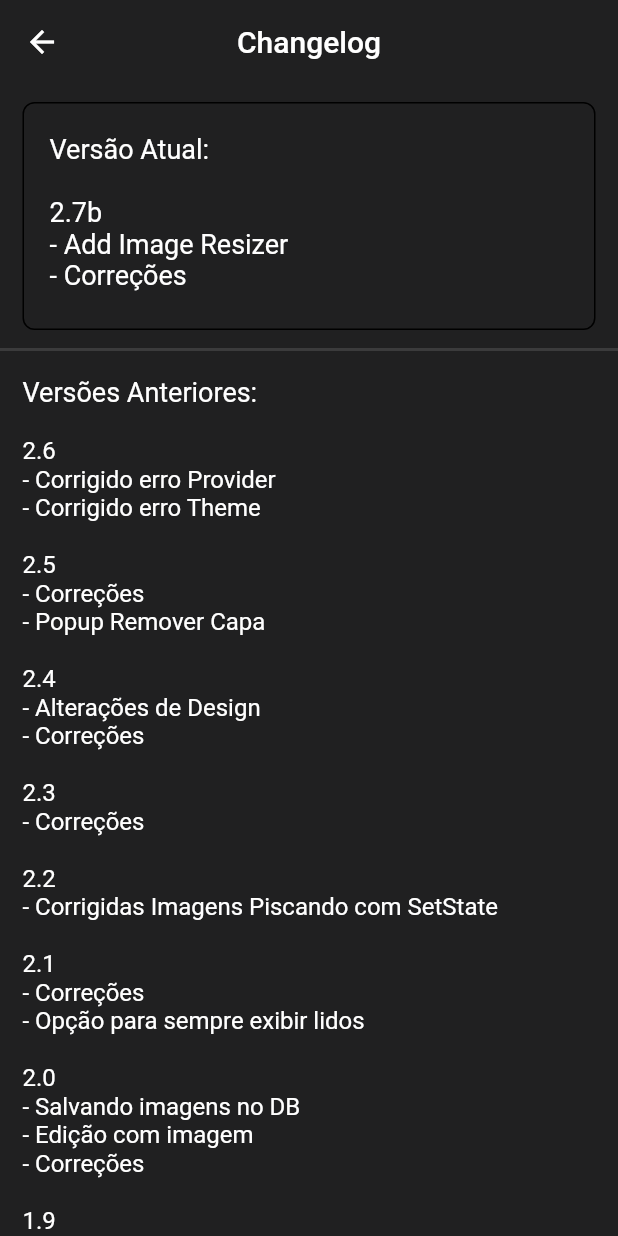
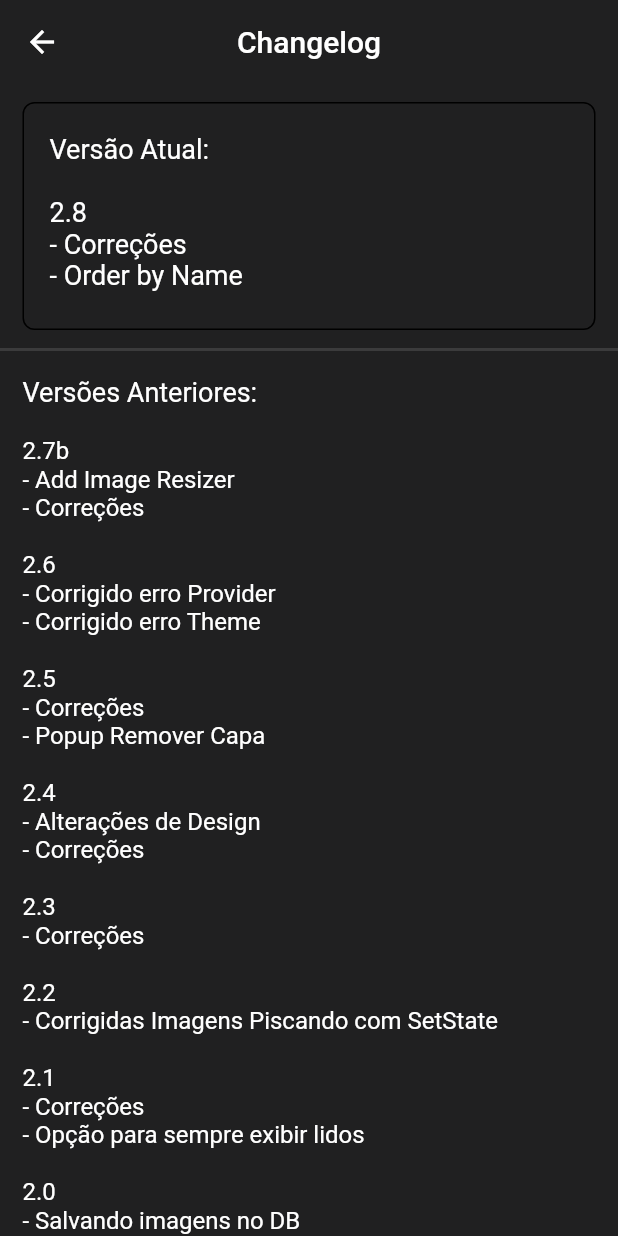
Before and after one commit to Fschmatz/booktrackerv2, a Flutter app: the Changelog screen opened directly, on a phone screen of 412 x 824 dp. Run offline on Flutter 3.47's test engine with Material 2 defaults, Android fonts, the phone set to English and light mode, and no system bars; our stand-ins replace flutter_native_image, image_picker, shared_preferences, sqflite; missing offline and left inert: a package; accounts and stored records are empty.

Commit message:
Update 2.8

```diff
--- a/lib/db/livroDao.dart
+++ b/lib/db/livroDao.dart
@@ -62,12 +62,12 @@ class LivroDao {
 
   Future<List<Map<String, dynamic>>> queryAllLivrosParaLer() async {
     Database db = await instance.database;
-    return await db.rawQuery('SELECT * FROM $table WHERE $columnLido=0 ORDER BY $columnIdLivro');
+    return await db.rawQuery('SELECT * FROM $table WHERE $columnLido=0 ORDER BY $columnNome');
   }
 
   Future<List<Map<String, dynamic>>> queryAllLivrosLidos() async {
     Database db = await instance.database;
-    return await db.rawQuery('SELECT * FROM $table WHERE $columnLido=1 ORDER BY $columnIdLivro');
+    return await db.rawQuery('SELECT * FROM $table WHERE $columnLido=1 ORDER BY $columnNome');
   }
 
   Future<int> queryRowCount() async {
--- a/lib/pages/about.dart
+++ b/lib/pages/about.dart
@@ -44,7 +44,6 @@ MARTELADO E REFEITO DO ZERO:
 1 X POR ENQUANTO !!!
 (Por causa de um problema grave do
 SDK, culpa do Flutter!)
-
 (Vamos que Vamos, denovo!!!)
       ''',
                   textAlign: TextAlign.center,
@@ -64,7 +63,6 @@ usado para testes e aprendizado.
 seu código disponibilizado
 gratuitamente no GitHub e
 talvez adicionado ao F-Droid.
-
       ''',
                   textAlign: TextAlign.center,
                   style: TextStyle(
@@ -79,7 +77,6 @@ talvez adicionado ao F-Droid.
 the ability to learn is a skill;
 the willingness to learn is a choice.”
 – Brian Herbert
-
       ''',
                   textAlign: TextAlign.center,
                   style: TextStyle(
--- a/lib/ui/addLivro.dart
+++ b/lib/ui/addLivro.dart
@@ -196,8 +196,6 @@ class _AddLivroState extends State<AddLivro> {
               height: 10,
             ),
 
-            //NOTA
-
             TextField(
               inputFormatters: <TextInputFormatter>[
                 FilteringTextInputFormatter.allow(
--- a/lib/util/versaoNomeChangelog.dart
+++ b/lib/util/versaoNomeChangelog.dart
@@ -1,7 +1,7 @@
 class versaoNomeChangelog{
 
   //se mudar o nome do App não esquecer de alterar, no manifesto
-  static String versaoApp = "2.7b";
+  static String versaoApp = "2.8";
   static String nomeApp = "BookTracker";
 
   //1espaço acima, nenhum embaixo
@@ -9,12 +9,16 @@ class versaoNomeChangelog{
 
 Versão Atual:
 
+2.8
+- Correções
+- Order by Name
+''';
+
+  static String changelogsAntigos = '''
+
 2.7b
 - Add Image Resizer
 - Correções
-''';
-
-  static String changelogsAntigos = '''
 
 2.6
 - Corrigido erro Provider
```
